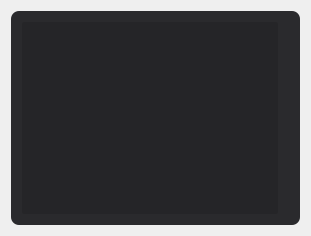
Before: the Qt Designer form integrations/clo3d/widgets/ui/ListNavigationWidget.ui in e-e-m-i-l-e-e/Chrysalis, drawn with Qt 5.
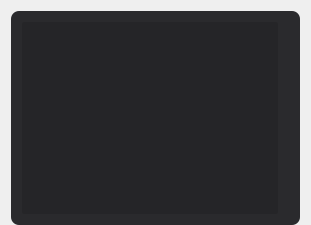
After: the same form once the commit is applied. Icons and pictures are not drawn.

Diff of the .ui file:
```diff
--- a/integrations/clo3d/widgets/ui/ListNavigationWidget.ui
+++ b/integrations/clo3d/widgets/ui/ListNavigationWidget.ui
@@ -7,13 +7,16 @@
     <x>0</x>
     <y>0</y>
     <width>311</width>
-    <height>236</height>
+    <height>225</height>
    </rect>
   </property>
   <property name="windowTitle">
    <string>UI::ListNavigationWidget</string>
   </property>
   <layout class="QHBoxLayout" name="horizontalLayout_2">
+   <property name="bottomMargin">
+    <number>0</number>
+   </property>
    <item>
     <widget class="QWidget" name="contentWrapper" native="true">
      <property name="styleSheet">
```
